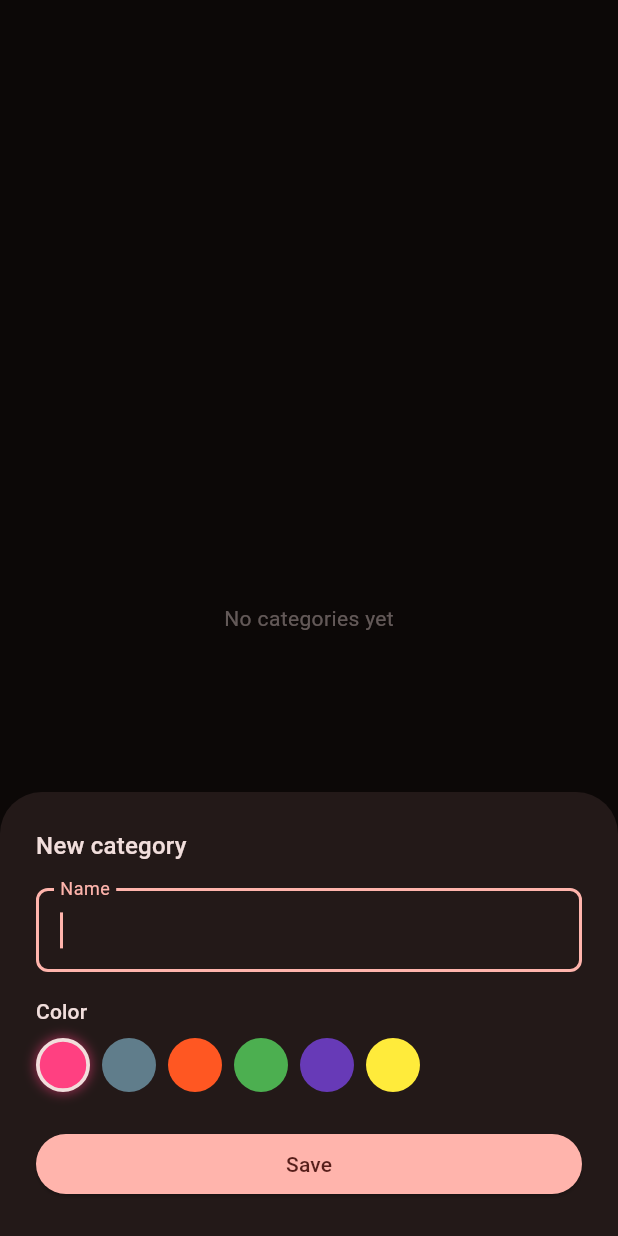
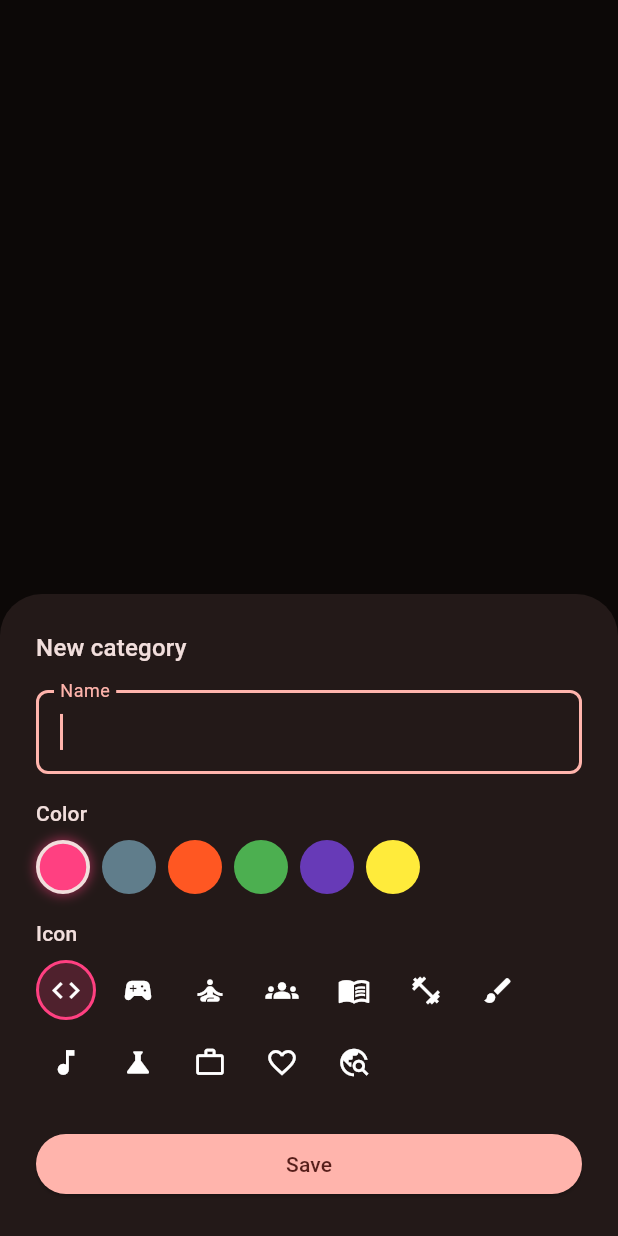
Before and after one commit to julianty/flutter-pomodoro, a Flutter app: the CategoryScreen screen opened directly, after a tap on the "add" icon, on a phone screen of 412 x 824 dp. Run offline on Flutter 3.47's test engine with Material 3 defaults, Android fonts, the phone set to English and light mode, and no system bars; our stand-ins replace audioplayers, cloud_firestore, firebase_auth, firebase_core; accounts and stored records are empty.

Commit message:
Add icon choices to category screen

```diff
--- a/lib/category_form.dart
+++ b/lib/category_form.dart
@@ -12,6 +12,21 @@ const List<Color> defaultColors = [
   Colors.yellow,
 ];
 
+const List<IconData> defaultIcons = [
+  Icons.code,
+  Icons.sports_esports,
+  Icons.self_improvement,
+  Icons.groups,
+  Icons.menu_book,
+  Icons.fitness_center,
+  Icons.brush,
+  Icons.music_note,
+  Icons.science,
+  Icons.work_outline,
+  Icons.favorite_outline,
+  Icons.travel_explore,
+];
+
 class CategoryForm extends StatefulWidget {
   final Category? category;
   const CategoryForm({super.key, this.category});
@@ -23,6 +38,7 @@ class CategoryForm extends StatefulWidget {
 class _CategoryFormState extends State<CategoryForm> {
   late TextEditingController textController;
   Color _selectedColor = defaultColors.first;
+  IconData _selectedIcon = defaultIcons.first;
 
   bool get _isEditing => widget.category != null;
 
@@ -33,12 +49,19 @@ class _CategoryFormState extends State<CategoryForm> {
     if (widget.category != null) {
       textController.text = widget.category!.label;
       _selectedColor = widget.category!.color;
+      _selectedIcon = widget.category!.icon;
     }
   }
 
   void onSelectColor(Color color) {
     setState(() {
       _selectedColor = color;
+    });
+  }
+
+  void onSelectIcon(IconData icon) {
+    setState(() {
+      _selectedIcon = icon;
     });
   }
 
@@ -49,7 +72,7 @@ class _CategoryFormState extends State<CategoryForm> {
     final category = Category(
       color: _selectedColor,
       label: textController.text,
-      icon: Icons.ac_unit_outlined,
+      icon: _selectedIcon,
     );
 
     if (_isEditing) {
@@ -126,6 +149,36 @@ class _CategoryFormState extends State<CategoryForm> {
                 ),
             ],
           ),
+          const SizedBox(height: 16),
+          Text('Icon', style: textTheme.labelLarge),
+          const SizedBox(height: 8),
+          Wrap(
+            spacing: 8,
+            runSpacing: 8,
+            children: [
+              for (var icon in defaultIcons)
+                GestureDetector(
+                  onTap: () => onSelectIcon(icon),
+                  child: Container(
+                    width: 40,
+                    height: 40,
+                    decoration: BoxDecoration(
+                      shape: BoxShape.circle,
+                      color: icon == _selectedIcon
+                          ? _selectedColor.withValues(alpha: 0.2)
+                          : Colors.transparent,
+                      border: Border.all(
+                        color: icon == _selectedIcon
+                            ? _selectedColor
+                            : Colors.transparent,
+                        width: 2,
+                      ),
+                    ),
+                    child: Icon(icon, size: 22),
+                  ),
+                ),
+            ],
+          ),
           const SizedBox(height: 24),
           ElevatedButton(
             style: ElevatedButton.styleFrom(
--- a/lib/category_picker.dart
+++ b/lib/category_picker.dart
@@ -1,7 +1,7 @@
 import 'package:flutter/material.dart';
 import 'package:flutter_pomodoro/section_card.dart';
 
-final Set<Category> defaultCategories = {
+final List<Category> defaultCategories = [
   Category(label: 'Dev', icon: Icons.code, color: Colors.brown, id: 'dev'),
   Category(
     label: 'Hobby',
@@ -21,7 +21,7 @@ final Set<Category> defaultCategories = {
     color: Colors.lightGreen,
     id: 'meetings',
   ),
-};
+];
 
 class Category {
   final String label;
@@ -38,7 +38,7 @@ class Category {
 }
 
 class CategoryPicker extends StatelessWidget {
-  final Set<Category> categories;
+  final List<Category> categories;
   final void Function(Category) onChanged;
   final Category? selectedCategory;
   const CategoryPicker({
```
Also changed, not shown: lib/timer_screen.dart (+24 -5 lines).
